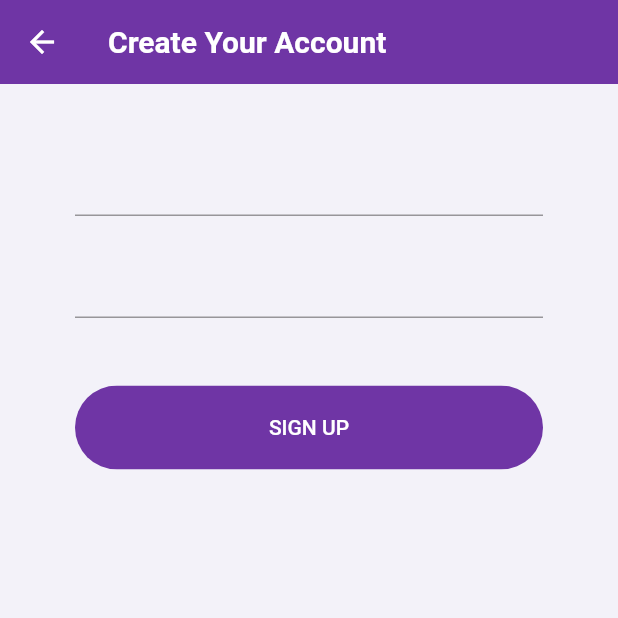
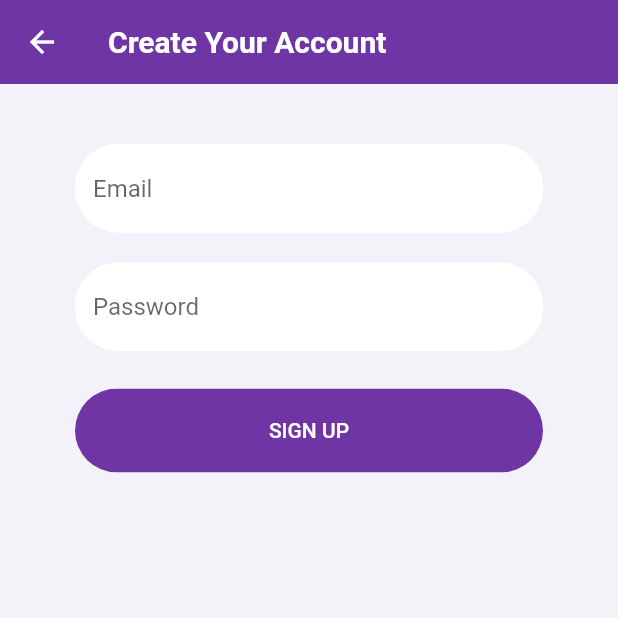
Before and after one commit to chwoozy/dayly, a Flutter app: the SignUp screen opened by its route, on a phone screen of 412 x 824 dp, the top half of it. Run offline on Flutter 3.47's test engine with Material 2 defaults, Android fonts, the phone set to English and light mode, and no system bars; our stand-ins replace cloud_firestore, email_validator, firebase_auth, flutter_spinkit; accounts and stored records are empty.

Commit message:
final update for milestone 1

```diff
--- a/lib/components/constants.dart
+++ b/lib/components/constants.dart
@@ -1,5 +1,20 @@
 import 'package:flutter/material.dart';
 
+// Colors
 const primaryBackgroundColor = Color(0xFFF3F2F9);
 const primaryPurple = Color(0xFF6F35A5);
 const primaryLightColor = Color(0xFFF1E6FF);
+
+// Decorations
+var authTextInputDecoration = InputDecoration(
+  filled: true,
+  fillColor: Colors.white,
+  enabledBorder: OutlineInputBorder(
+    borderSide: BorderSide(color: Colors.white, width: 2.0),
+    borderRadius: BorderRadius.circular(29),
+  ),
+  focusedBorder: OutlineInputBorder(
+    borderSide: BorderSide(color: primaryPurple, width: 2.0),
+    borderRadius: BorderRadius.circular(29),
+  ),
+);
--- a/lib/pages/authenticate/signup.dart
+++ b/lib/pages/authenticate/signup.dart
@@ -1,5 +1,7 @@
 import 'package:dayly/components/constants.dart';
+import 'package:dayly/components/loading.dart';
 import 'package:dayly/components/rounded-button.dart';
+import 'package:email_validator/email_validator.dart';
 import 'package:flutter/material.dart';
 import 'package:dayly/services/auth.dart';
 
@@ -13,6 +15,7 @@ class _SignUpState extends State<SignUp> {
 
   final AuthService _authService = AuthService();
   final _formKey = GlobalKey<FormState>();
+  bool loading = false;
 
   //Sign in details state
   String email = '';
@@ -21,7 +24,7 @@ class _SignUpState extends State<SignUp> {
 
   @override
   Widget build(BuildContext context) {
-    return Scaffold(
+    return loading ? Loading() : Scaffold(
       backgroundColor: primaryBackgroundColor,
       appBar: AppBar(
         backgroundColor: primaryPurple,
@@ -35,13 +38,15 @@ class _SignUpState extends State<SignUp> {
       ),
       body: Container(
         padding:  EdgeInsets.symmetric(horizontal: 50.0, vertical: 20.0),
+        child: SingleChildScrollView(
           child: Form(
             key: _formKey,
             child: Column(
               children: <Widget>[
                 SizedBox(height: 20.0,),
                 TextFormField(
-                validator: (value) => value.isEmpty ?  'Enter a valid email address' : null,
+                  decoration: authTextInputDecoration.copyWith(hintText: 'Email'),
+                  validator: (value) => EmailValidator.validate(value) ? null : 'Enter a valid email address',
                   onChanged: (value) {
                     setState(() {
                       email = value;
@@ -50,6 +55,7 @@ class _SignUpState extends State<SignUp> {
                 ),
                 SizedBox(height: 20.0,),
                 TextFormField(
+                  decoration: authTextInputDecoration.copyWith(hintText: 'Password'),
                   validator: (value) => value.length < 6 ?  'Enter a password of 7 characters or more' : null,
                   obscureText: true,
                   onChanged: (value) {
@@ -58,15 +64,19 @@ class _SignUpState extends State<SignUp> {
                     });
                   },
                 ),
-              SizedBox(height: 40.0,),
+                SizedBox(height: 20.0,),
                 RoundedButton(
                   color: primaryPurple,
                   text: 'SIGN UP',
                   press: () async {
                     if(_formKey.currentState.validate()) {
+                      loading = true;
                       dynamic result = await _authService.signUpWithEmailAndPassword(email, password);
                       if (result == null) {
-                      setState(() => error = 'Please use a valid email address');
+                        setState(() {
+                          error = 'Email address is already in use!';
+                          loading = false;
+                        });
                       } else {
                         Navigator.pop(context);
                       }
@@ -82,6 +92,7 @@ class _SignUpState extends State<SignUp> {
             )
           ),
         ),
+      ),
     );
   }
 }
--- a/lib/pages/models/user.dart
+++ b/lib/pages/models/user.dart
@@ -3,4 +3,7 @@ class User {
 
   User({ this.uid });
 
+  String getUID() {
+    return this.uid;
+  }
 }
--- /dev/null
+++ b/lib/services/database.dart
@@ -0,0 +1,6 @@
+import 'package:cloud_firestore/cloud_firestore.dart';
+
+class DatabaseService {
+
+  // Collection Reference
+}
--- a/pubspec.yaml
+++ b/pubspec.yaml
@@ -32,6 +32,8 @@ dependencies:
   cloud_firestore: ^0.13.6
   provider: ^4.1.2
   flutter_svg: ^0.17.4
+  flutter_spinkit: "^4.1.2"
+  email_validator: ^1.0.4
 
 dev_dependencies:
   flutter_test:
```
Also changed, not shown: lib/components/loading.dart (added, +18 -0 lines), lib/pages/authenticate/login.dart (+13 -3 lines), lib/pages/home/home.dart (+19 -2 lines), pubspec.lock, 1 other file. Lines whose indentation alone changed are shown as unchanged.
